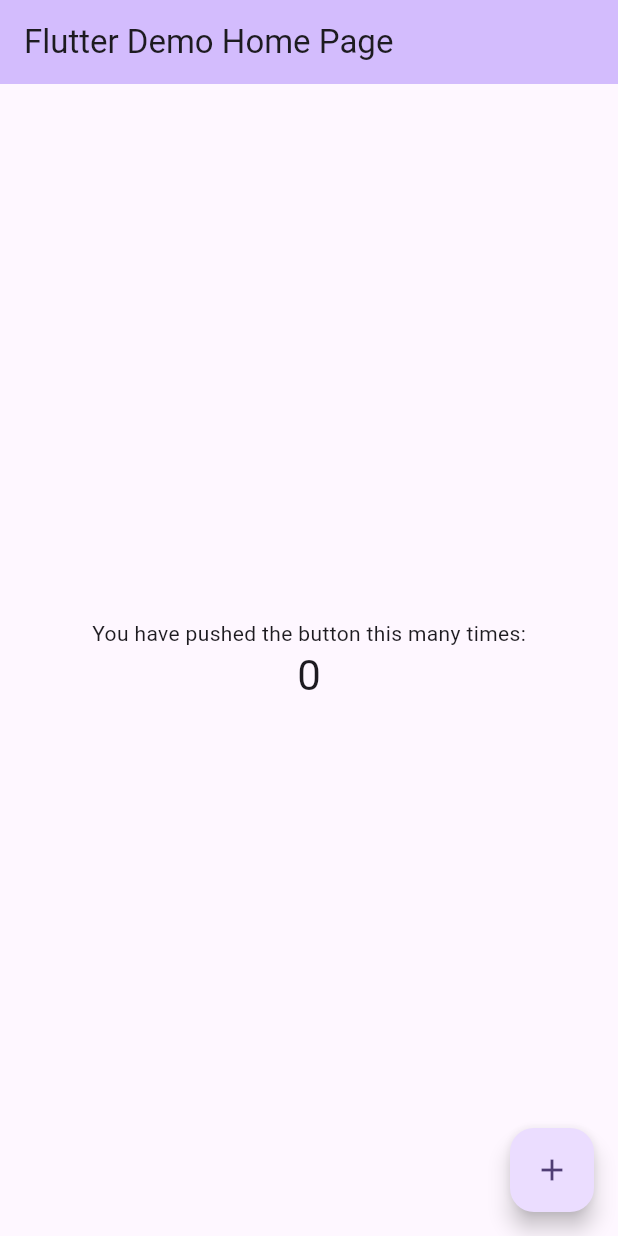
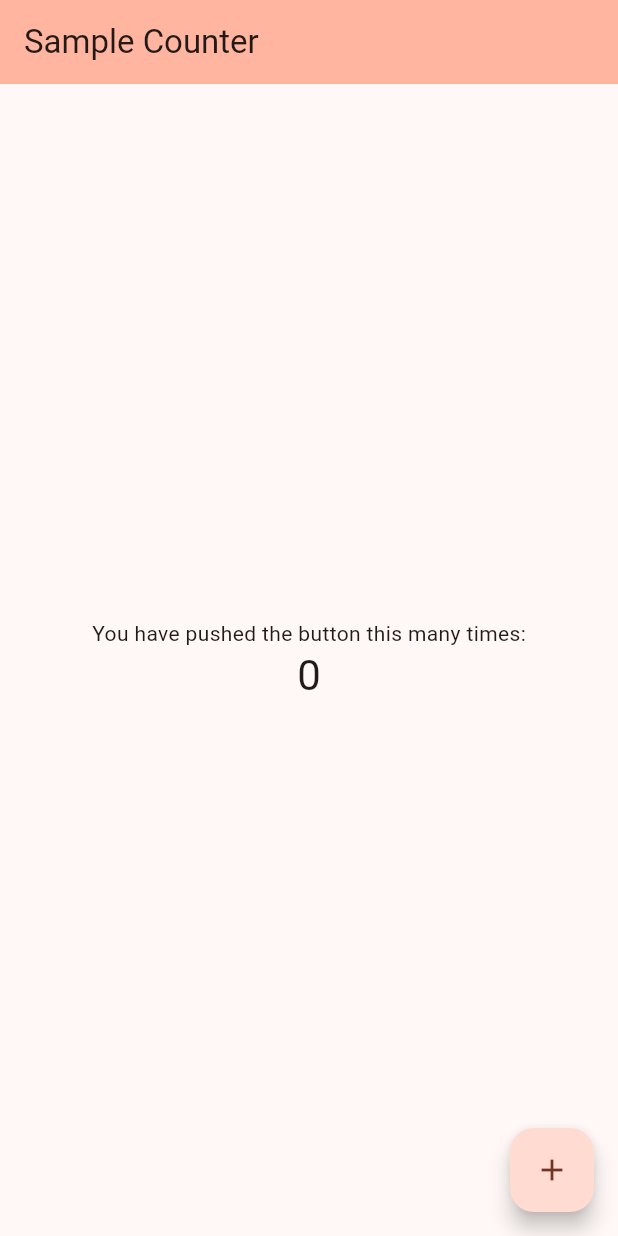
Before and after one commit to Chakri0712/SampleFlutterApp, a Flutter app: the screen it shows after launch, on a phone screen of 412 x 824 dp. Run offline on Flutter 3.47's test engine with Material 3 defaults, Android fonts, the phone set to English and light mode, and no system bars.

Commit message:
commit trials

```diff
--- a/lib/main.dart
+++ b/lib/main.dart
@@ -28,10 +28,10 @@ class MyApp extends StatelessWidget {
         //
         // This works for code too, not just values: Most code changes can be
         // tested with just a hot reload.
-        colorScheme: ColorScheme.fromSeed(seedColor: Colors.deepPurple),
+        colorScheme: ColorScheme.fromSeed(seedColor: Colors.deepOrange),
         useMaterial3: true,
       ),
-      home: const MyHomePage(title: 'Flutter Demo Home Page'),
+      home: const MyHomePage(title: 'Sample Counter'),
     );
   }
 }
```
